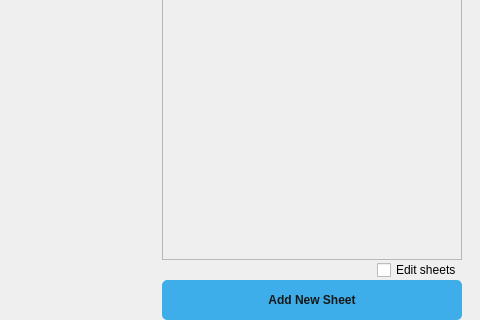
Old version of the form ui/sheets_in_inventory_tab.ui in the repository TheCodingJsoftware/Invigo; both pictures show x 577 to 1057 and y 347 to 667 of the 1057 by 667 pixel window.
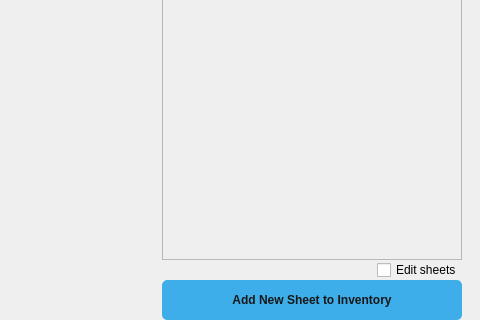
New version of the form.

Diff of the .ui file:
```diff
--- a/ui/sheets_in_inventory_tab.ui
+++ b/ui/sheets_in_inventory_tab.ui
@@ -222,7 +222,7 @@
 }</string>
            </property>
            <property name="text">
-            <string>Add New Sheet</string>
+            <string>Add New Sheet to Inventory</string>
            </property>
            <property name="checkable">
             <bool>false</bool>
```
Left out of the diff: 2 changed lines with no effect on the pictures.
